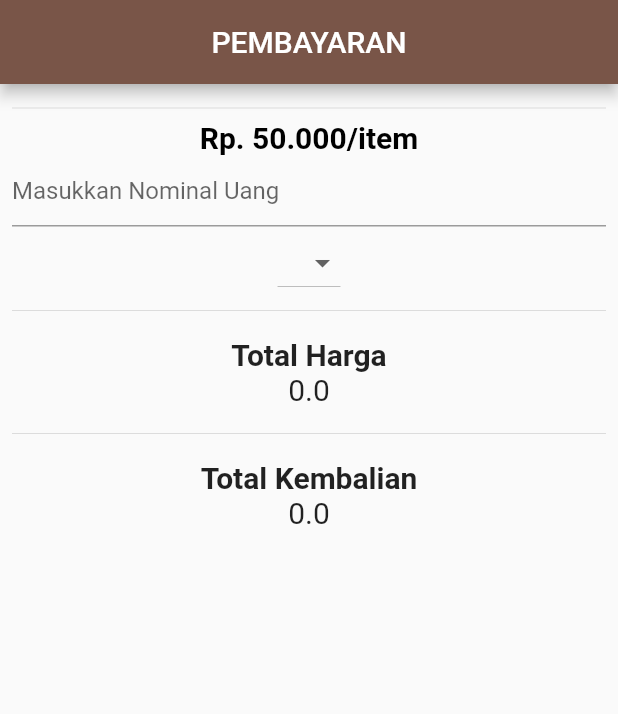
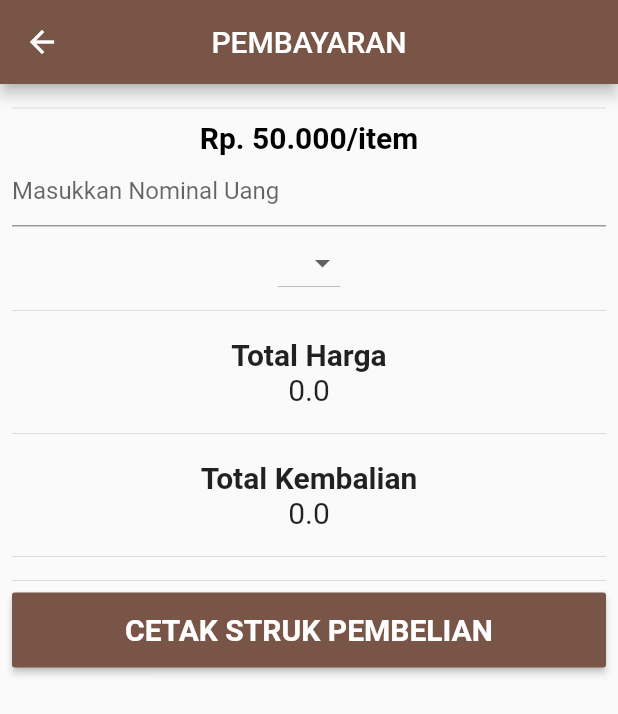
Before and after one commit to room2468/12-final-project-nona-s, a Flutter app: the Detail screen opened directly with sample values from the repository, after a tap on "BELI", on a phone screen of 412 x 824 dp. Shown: the top 714 px of the screen. Run offline on Flutter 3.47's test engine with Material 2 defaults, Android fonts, the phone set to English and light mode, and no system bars; our stand-ins replace webview_flutter.

Commit message:
Update route

```diff
--- a/lib/Pembayaran.dart
+++ b/lib/Pembayaran.dart
@@ -1,4 +1,5 @@
 import 'package:flutter/material.dart';
+import 'package:nonas/cetakStruk.dart';
 import 'convert.dart';
 import 'input.dart';
 import 'result.dart';
@@ -11,7 +12,6 @@ class Pembayaran extends StatefulWidget {
 }
 
 class _PembayaranState extends State<Pembayaran> {
-  //Inisialisasi untuk melakukan imput data
   TextEditingController etInput = new TextEditingController();
 
   double _inputUser = 0;
@@ -91,13 +91,20 @@ class _PembayaranState extends State<Pembayaran> {
   @override
   Widget build(BuildContext context) {
     return MaterialApp(
+        debugShowCheckedModeBanner: false,
         title: 'Flutter Demo',
         theme: ThemeData(
           primarySwatch: Colors.blue,
           visualDensity: VisualDensity.adaptivePlatformDensity,
         ),
         home: Scaffold(
+            //backgroundColor: Colors.lightGreenAccent,
             appBar: AppBar(
+              leading: IconButton(
+                icon: Icon(Icons.arrow_back, color: Colors.white),
+                onPressed: () => Navigator.of(context).pop(),
+              ),
+              //background color keseluruhan
               backgroundColor: Colors.brown,
               title: Text("PEMBAYARAN"),
               centerTitle: true,
@@ -107,6 +114,11 @@ class _PembayaranState extends State<Pembayaran> {
                 margin: EdgeInsets.all(8),
                 child: Column(
                   children: [
+                    //menambahkan gambar
+                    // Image.asset(
+                    //   "images/metrik.jpg",
+                    //   width: 200,
+                    // ),
                     Divider(),
                     Text(
                       "Rp. 50.000/item",
@@ -121,7 +133,6 @@ class _PembayaranState extends State<Pembayaran> {
                     //untuk menampilkan pilihan / tujuan yg akan di konvert
                     buildDropdownButton(),
                     //untuk menampilkan pilihan / tujuan yg akan di konvert
-
                     Divider(),
                     Total(
                       total: _total,
@@ -133,9 +144,30 @@ class _PembayaranState extends State<Pembayaran> {
                     Result(
                       result: _result,
                     ),
-                    //untuk memanggil perhitungan rumus kembalian
+                    //untuk memanggil perhitungan rumus
                     Convert(
                       konvertHandler: _kembalian,
+                    ),
+                    Divider(),
+                    Divider(),
+                    Container(
+                      width: double.infinity,
+                      height: 50,
+                      // ignore: deprecated_member_use
+                      child: RaisedButton(
+                        color: Colors.brown,
+                        child: Text(
+                          "CETAK STRUK PEMBELIAN",
+                          style: TextStyle(
+                            color: Colors.white,
+                            fontSize: 20.0,
+                            fontWeight: FontWeight.bold,
+                          ),
+                        ),
+                        onPressed: () {
+                          Navigator.of(context).pushNamed(StrukPage.tag);
+                        },
+                      ),
                     ),
                   ],
                 ),
```
